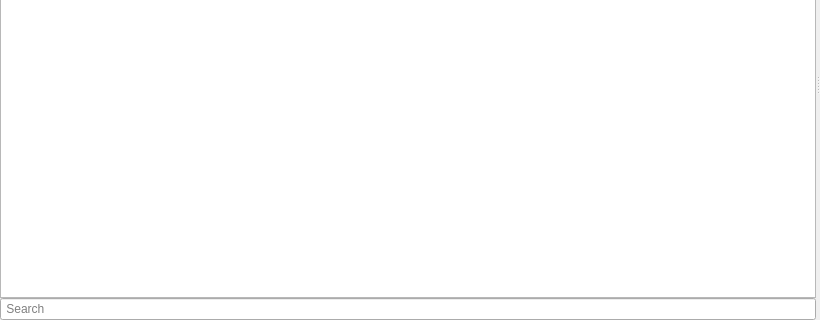
This is src/qt/qt_vmmanager_main.ui in 86Box/86Box as Qt 5 draws it before an edit; both pictures show x 0 to 820 and y 152 to 472 of the 820 by 472 pixel window. The edited form follows.
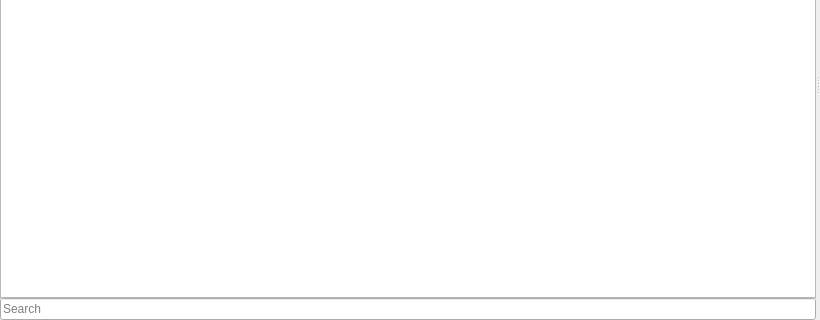
This is the edited form.

Commit message: Manager: Remove the space padding from the search field label

Patch:
```diff
--- a/src/qt/qt_vmmanager_main.ui
+++ b/src/qt/qt_vmmanager_main.ui
@@ -82,7 +82,7 @@
           <enum>Qt::ClickFocus</enum>
          </property>
          <property name="placeholderText">
-          <string> Search</string>
+          <string>Search</string>
          </property>
          <property name="clearButtonEnabled">
           <bool>true</bool>
```
The commit also changes 1 other file.
